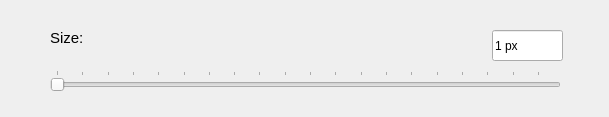
Before: the Qt Designer form ui_design/brushMenuDialog.ui in HYOJAE15/autolabel, drawn with Qt 5.
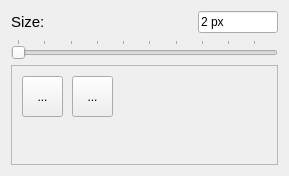
After: the same form once the commit is applied. Icons and pictures are not drawn.

Commit message: Add new dialogs category and project window

The edit to the form file:
```diff
--- a/ui_design/brushMenuDialog.ui
+++ b/ui_design/brushMenuDialog.ui
@@ -6,8 +6,8 @@
    <rect>
     <x>0</x>
     <y>0</y>
-    <width>609</width>
-    <height>117</height>
+    <width>289</width>
+    <height>176</height>
    </rect>
   </property>
   <property name="windowTitle">
@@ -19,43 +19,20 @@
   <property name="layoutDirection">
    <enum>Qt::LeftToRight</enum>
   </property>
-  <widget class="QSlider" name="horizontalSlider">
-   <property name="geometry">
-    <rect>
-     <x>50</x>
-     <y>70</y>
-     <width>511</width>
-     <height>22</height>
-    </rect>
-   </property>
-   <property name="minimum">
-    <number>1</number>
-   </property>
-   <property name="orientation">
-    <enum>Qt::Horizontal</enum>
-   </property>
-   <property name="invertedAppearance">
+  <property name="autoFillBackground">
+   <bool>true</bool>
+  </property>
+  <property name="sizeGripEnabled">
     <bool>false</bool>
    </property>
-   <property name="invertedControls">
+  <property name="modal">
     <bool>false</bool>
    </property>
-   <property name="tickPosition">
-    <enum>QSlider::TicksAbove</enum>
-   </property>
-   <property name="tickInterval">
-    <number>5</number>
-   </property>
-  </widget>
+  <layout class="QFormLayout" name="formLayout">
+   <item row="0" column="0" colspan="2">
+    <layout class="QHBoxLayout" name="horizontalLayout">
+     <item>
   <widget class="QLabel" name="label">
-   <property name="geometry">
-    <rect>
-     <x>50</x>
-     <y>30</y>
-     <width>91</width>
-     <height>16</height>
-    </rect>
-   </property>
    <property name="font">
     <font>
      <pointsize>11</pointsize>
@@ -65,22 +42,124 @@
     <string>Size:</string>
    </property>
   </widget>
+     </item>
+     <item>
+      <spacer name="horizontalSpacer">
+       <property name="orientation">
+        <enum>Qt::Horizontal</enum>
+       </property>
+       <property name="sizeHint" stdset="0">
+        <size>
+         <width>40</width>
+         <height>20</height>
+        </size>
+       </property>
+      </spacer>
+     </item>
+     <item>
   <widget class="QLineEdit" name="lineEdit">
-   <property name="geometry">
-    <rect>
-     <x>492</x>
-     <y>30</y>
-     <width>71</width>
-     <height>31</height>
-    </rect>
+       <property name="sizePolicy">
+        <sizepolicy hsizetype="Maximum" vsizetype="Fixed">
+         <horstretch>0</horstretch>
+         <verstretch>0</verstretch>
+        </sizepolicy>
+       </property>
+       <property name="maximumSize">
+        <size>
+         <width>80</width>
+         <height>16777215</height>
+        </size>
    </property>
    <property name="text">
-    <string>1 px</string>
+        <string>2 px</string>
    </property>
    <property name="placeholderText">
     <string/>
    </property>
   </widget>
+     </item>
+    </layout>
+   </item>
+   <item row="2" column="0" colspan="2">
+    <widget class="QScrollArea" name="scrollArea">
+     <property name="widgetResizable">
+      <bool>true</bool>
+     </property>
+     <widget class="QWidget" name="scrollAreaWidgetContents">
+      <property name="geometry">
+       <rect>
+        <x>0</x>
+        <y>0</y>
+        <width>265</width>
+        <height>85</height>
+       </rect>
+      </property>
+      <widget class="QToolButton" name="squareButton">
+       <property name="geometry">
+        <rect>
+         <x>10</x>
+         <y>10</y>
+         <width>41</width>
+         <height>41</height>
+        </rect>
+       </property>
+       <property name="text">
+        <string>...</string>
+       </property>
+       <property name="icon">
+        <iconset>
+         <normaloff>../Icon/square.png</normaloff>../Icon/square.png</iconset>
+       </property>
+      </widget>
+      <widget class="QToolButton" name="circleButton">
+       <property name="geometry">
+        <rect>
+         <x>60</x>
+         <y>10</y>
+         <width>41</width>
+         <height>41</height>
+        </rect>
+       </property>
+       <property name="text">
+        <string>...</string>
+       </property>
+       <property name="icon">
+        <iconset>
+         <normaloff>../Icon/circle.png</normaloff>../Icon/circle.png</iconset>
+       </property>
+      </widget>
+     </widget>
+    </widget>
+   </item>
+   <item row="1" column="0" colspan="2">
+    <widget class="QSlider" name="horizontalSlider">
+     <property name="minimum">
+      <number>2</number>
+     </property>
+     <property name="maximum">
+      <number>50</number>
+     </property>
+     <property name="singleStep">
+      <number>2</number>
+     </property>
+     <property name="orientation">
+      <enum>Qt::Horizontal</enum>
+     </property>
+     <property name="invertedAppearance">
+      <bool>false</bool>
+     </property>
+     <property name="invertedControls">
+      <bool>false</bool>
+     </property>
+     <property name="tickPosition">
+      <enum>QSlider::TicksAbove</enum>
+     </property>
+     <property name="tickInterval">
+      <number>5</number>
+     </property>
+    </widget>
+   </item>
+  </layout>
  </widget>
  <resources/>
  <connections/>
```
Lines whose indentation alone changed are shown as unchanged. The commit also changes 3 other files.
